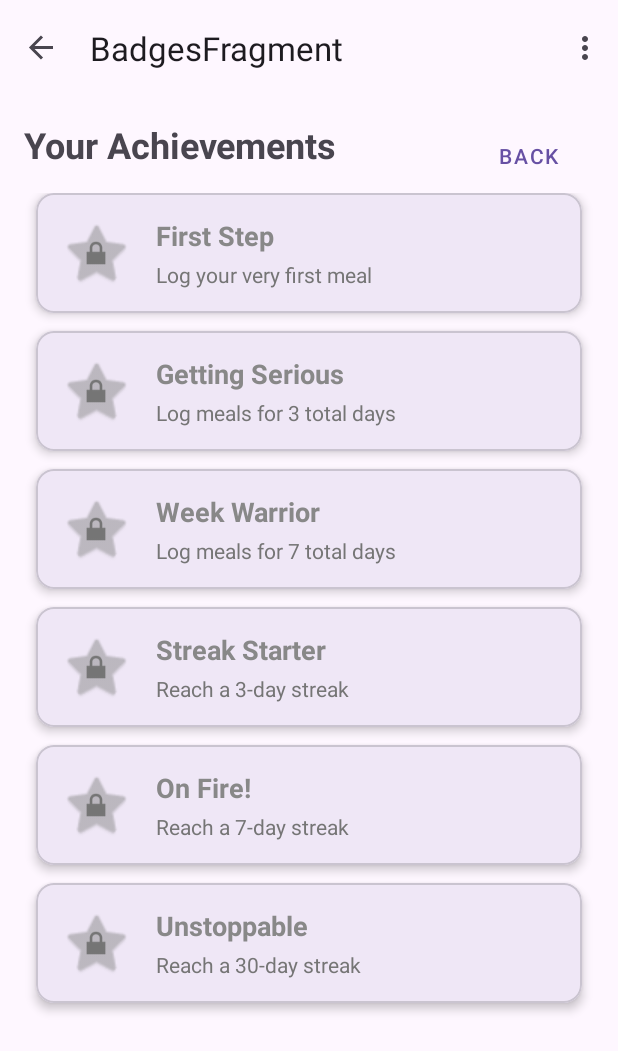
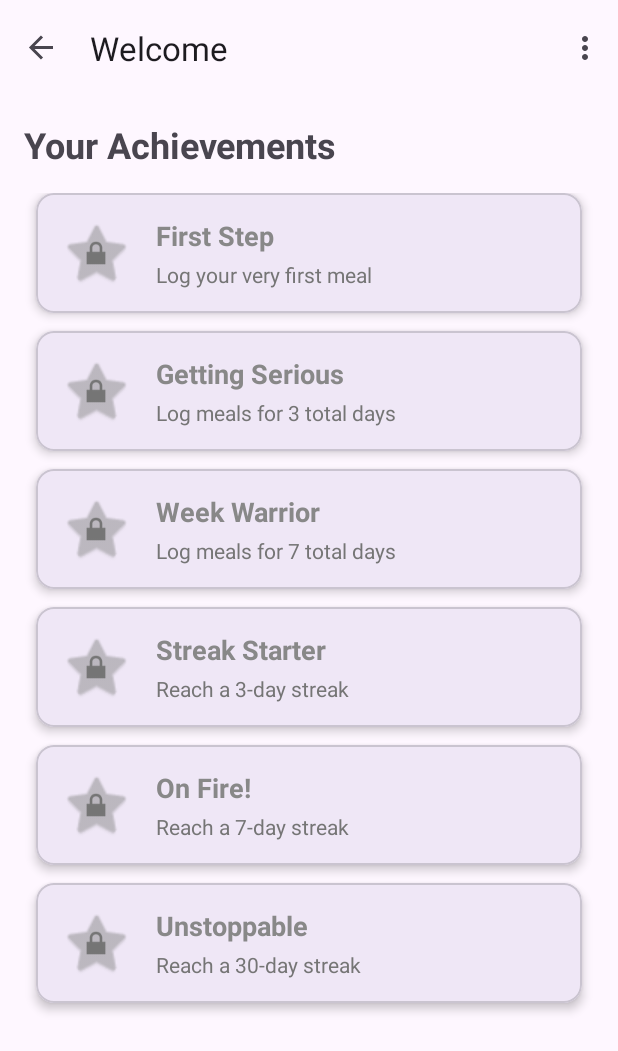
Before and after one commit to skathiresan3/Calorie-Tracker, an Android app: the BadgesFragment screen opened through its navigation route, on a phone screen of 412 x 824 dp. Shown: the top 1051 px of the screen. Run offline under Robolectric (Android 15) with nearby library versions, the phone set to English and light mode, and no system bars; our stand-ins replace Firebase (no records; nobody signed in at launch, a user with empty details on screens opened directly), navigation-ui.

Commit message:
fixed ui

```diff
--- a/app/src/main/java/com/example/calorietracker/BadgesFragment.java
+++ b/app/src/main/java/com/example/calorietracker/BadgesFragment.java
@@ -39,9 +39,6 @@ public class BadgesFragment extends Fragment {
         adapter = new BadgesAdapter();
         recyclerView.setAdapter(adapter);
 
-        view.findViewById(R.id.backButton).setOnClickListener(v ->
-                NavHostFragment.findNavController(this).popBackStack()
-        );
 
         loadBadges();
 
--- a/app/src/main/res/layout/fragment_badges.xml
+++ b/app/src/main/res/layout/fragment_badges.xml
@@ -15,14 +15,14 @@
         app:layout_constraintStart_toStartOf="parent"
         app:layout_constraintTop_toTopOf="parent" />
 
-    <com.google.android.material.button.MaterialButton
-        android:id="@+id/backButton"
-        style="@style/Widget.MaterialComponents.Button.TextButton"
-        android:layout_width="wrap_content"
-        android:layout_height="wrap_content"
-        android:text="Back"
-        app:layout_constraintEnd_toEndOf="parent"
-        app:layout_constraintTop_toTopOf="parent" />
+<!--    <com.google.android.material.button.MaterialButton-->
+<!--        android:id="@+id/backButton"-->
+<!--        style="@style/Widget.MaterialComponents.Button.TextButton"-->
+<!--        android:layout_width="wrap_content"-->
+<!--        android:layout_height="wrap_content"-->
+<!--        android:text="Back"-->
+<!--        app:layout_constraintEnd_toEndOf="parent"-->
+<!--        app:layout_constraintTop_toTopOf="parent" />-->
 
     <androidx.recyclerview.widget.RecyclerView
         android:id="@+id/badgesRecyclerView"
--- a/app/src/main/res/layout/fragment_welcome.xml
+++ b/app/src/main/res/layout/fragment_welcome.xml
@@ -12,7 +12,7 @@
         android:layout_height="wrap_content"
         android:layout_marginBottom="48dp"
         android:text="Calorie Tracker"
-        android:textSize="32sp"
+        android:textSize="25sp"
         android:textStyle="bold"
         android:textColor="?attr/colorPrimary" />
 
--- a/app/src/main/res/navigation/nav_graph.xml
+++ b/app/src/main/res/navigation/nav_graph.xml
@@ -108,7 +108,6 @@
     <fragment
         android:id="@+id/BadgesFragment"
         android:name="com.example.calorietracker.BadgesFragment"
-        android:label="BadgesFragment"
         tools:layout="@layout/fragment_badges" />
 
     <action
```
